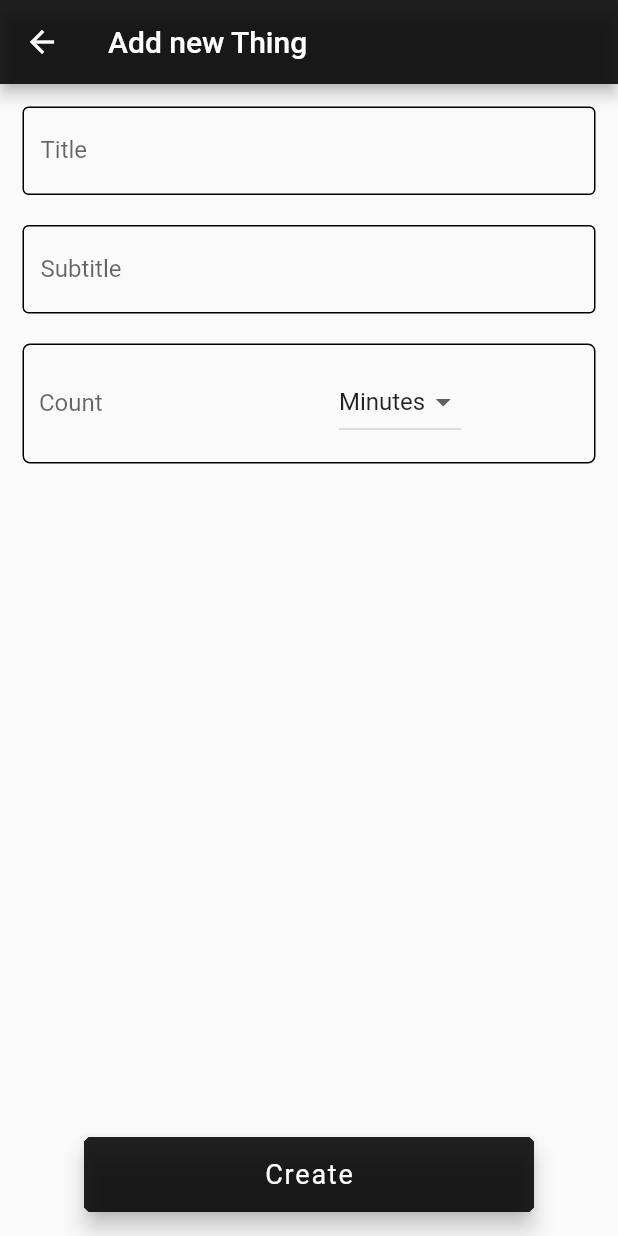
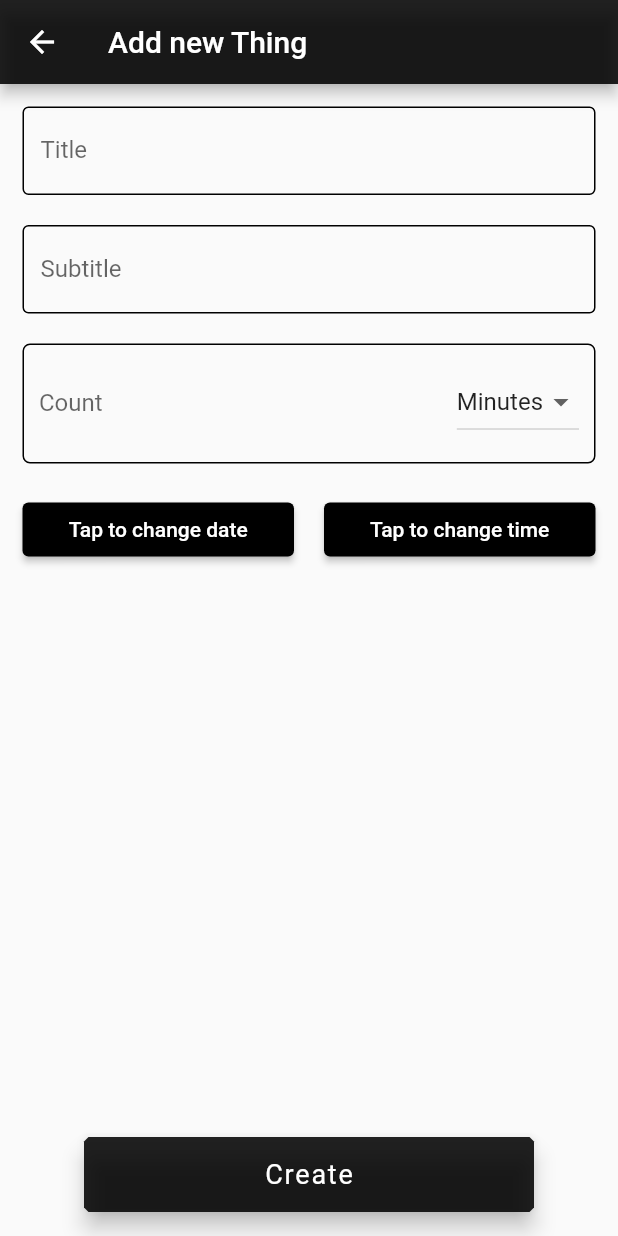
Before and after one commit to dertulyt/AnyThings, a Flutter app: the NewThingPage screen opened by its route, on a phone screen of 412 x 824 dp. Run offline on Flutter 3.47's test engine with Material 2 defaults, Android fonts, the phone set to English and light mode, and no system bars; our stand-ins replace flutter_speed_dial, sqflite; accounts and stored records are empty.

Commit message:
Adaptation, datetime buttons

```diff
--- a/flutter_anythings/lib/pages/Home page/HomePage.dart
+++ b/flutter_anythings/lib/pages/Home page/HomePage.dart
@@ -62,7 +62,6 @@ class _HomePageState extends State<HomePage> {
               child: InkWell(
                 onTap: () async {
                   Navigator.pushNamed(context, '/new-thing').then((_) => {
-                        print('hi'),
                         refreshNotes(),
                       });
                   isDealOpen.value = false;
--- a/flutter_anythings/lib/pages/Home page/NewThingPage.dart
+++ b/flutter_anythings/lib/pages/Home page/NewThingPage.dart
@@ -42,16 +42,9 @@ class _NewThingPageState extends State<NewThingPage> {
     selectedItem = widget.thing?.category ?? '';
   }
 
-  // void initState() {
-  //   super.initState();
-  //   newThingTitle = widget.thing?.title ?? '';
-  //   newThingSubtitle = widget.thing?.subtitle ?? '';
-  //   newThingCount = widget.thing?.count ?? 0;
-  //   selectedItem = widget.thing?.category ?? '';
-  // }
-
   @override
   Widget build(BuildContext context) => Scaffold(
+        resizeToAvoidBottomInset: false,
         floatingActionButton: SizedBox(
           height: 50,
           width: 300,
@@ -86,6 +79,7 @@ class _NewThingPageState extends State<NewThingPage> {
         ),
         body: Form(
           key: _formKey,
+          child: SingleChildScrollView(
             child: SafeArea(
               minimum: EdgeInsets.all(15),
               child: Column(
@@ -181,16 +175,73 @@ class _NewThingPageState extends State<NewThingPage> {
                               },
                             ),
                           ),
-                        Expanded(
-                          child: SizedBox(
-                            width: 60,
-                          ),
-                        )
                         ],
                       ),
                     ),
                   ),
+                  SizedBox(
+                    height: 20,
+                  ),
+                  Row(
+                    mainAxisAlignment: MainAxisAlignment.spaceBetween,
+                    children: [
+                      Expanded(
+                        child: ElevatedButton(
+                          style: ButtonStyle(
+                            backgroundColor:
+                                MaterialStateProperty.all(Colors.black),
+                          ),
+                          onPressed: () async {
+                            DateTime? newDate = await showDatePicker(
+                              context: context,
+                              initialDate: date,
+                              firstDate: DateTime(1900),
+                              lastDate: DateTime(2100),
+                            );
+                            if (newDate == null) return;
+                            setState(
+                              () {
+                                date = newDate;
+                              },
+                            );
+                          },
+                          child: Container(
+                            child: Text("Tap to change date"),
+                          ),
+                        ),
+                      ),
+                      SizedBox(
+                        width: 20,
+                      ),
+                      Expanded(
+                        child: ElevatedButton(
+                          style: ButtonStyle(
+                            backgroundColor:
+                                MaterialStateProperty.all(Colors.black),
+                          ),
+                          onPressed: () async {
+                            DateTime? newDate = await showDatePicker(
+                              context: context,
+                              initialDate: date,
+                              firstDate: DateTime(1900),
+                              lastDate: DateTime(2100),
+                            );
+                            if (newDate == null) return;
+                            setState(
+                              () {
+                                date = newDate;
+                              },
+                            );
+                          },
+                          child: Container(
+                            child: Text("Tap to change time"),
+                          ),
+                        ),
+                      ),
                     ],
+                  )
+                ],
+              ),
             ),
           ),
         ),
--- a/flutter_anythings/lib/pages/common/ThingCard.dart
+++ b/flutter_anythings/lib/pages/common/ThingCard.dart
@@ -44,7 +44,7 @@ class NewThingWidget extends StatelessWidget {
               crossAxisAlignment: CrossAxisAlignment.start,
               children: [
                 Container(
-                  width: 230,
+                  width: 180,
                   child: Text(
                     title,
                     style: TextStyle(fontSize: 24, fontWeight: FontWeight.w500),
--- a/flutter_anythings/pubspec.yaml
+++ b/flutter_anythings/pubspec.yaml
@@ -40,6 +40,8 @@ dependencies:
   hive_generator: ^1.1.3
   sqflite: ^2.0.3+1
   intl: ^0.17.0
+  grouped_list: ^5.1.2
+  keyboard_visibility: ^0.5.6
 
 dev_dependencies:
   flutter_test:
```
Also changed, not shown: flutter_anythings/pubspec.lock, 1 other file. Lines whose indentation alone changed are shown as unchanged.
